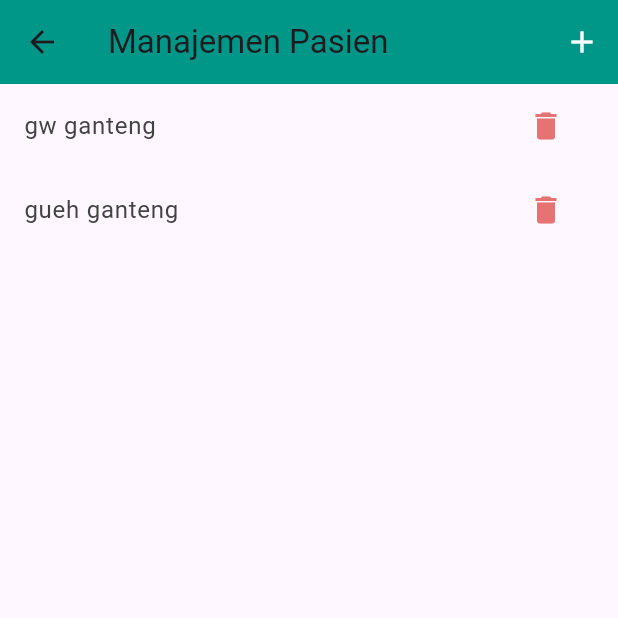
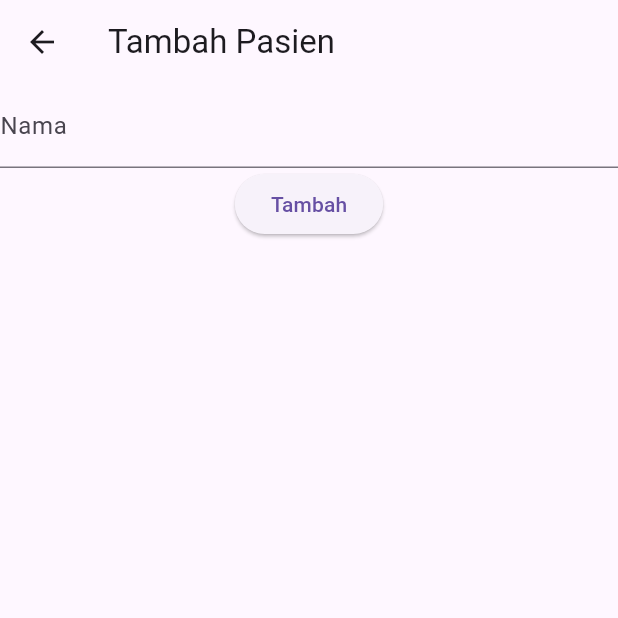
Before and after one commit to PuteratamaArazy/klmpk_mble_prgramng, a Flutter app: the PasienPage screen opened directly, after a tap on the "add" icon, on a phone screen of 412 x 824 dp, the top half of it. Run offline on Flutter 3.47's test engine with Material 3 defaults, Android fonts, the phone set to English and light mode, and no system bars; our stand-ins replace dio, shared_preferences; accounts and stored records are empty.

Commit message:
Update pasien_page.dart

```diff
--- a/lib/ui/pasien_page.dart
+++ b/lib/ui/pasien_page.dart
@@ -1,28 +1,40 @@
 import 'package:flutter/material.dart';
-import '../model/pasien.dart'; // Anda perlu mengimpor model Pasien jika ada
-import '../widget/pesan_konfirmasi.dart'; // Import widget untuk pesan konfirmasi
+import '../model/pasien.dart';
+import '../widget/pesan_konfirmasi.dart';
 
-class PasienPage extends StatelessWidget {
-  // Contoh daftar pasien (Anda dapat menggantinya dengan data dari database atau sumber data lainnya)
-  final List<Pasien> daftarPasien = [
-    Pasien(id: '1', nama: 'gw ganteng'),
-    Pasien(id: '2', nama: 'gueh ganteng'),
-  ];
+class PasienPage extends StatefulWidget {
+  PasienPage({Key? key}) : super(key: key);
 
-  PasienPage({super.key});
+  @override
+  _PasienPageState createState() => _PasienPageState();
+}
+
+class _PasienPageState extends State<PasienPage> {
+  List<Pasien> daftarPasien = [];
 
   @override
   Widget build(BuildContext context) {
     return Scaffold(
       appBar: AppBar(
-        backgroundColor: Colors.teal, // Sesuaikan warna AppBar
+        backgroundColor: Colors.teal,
         title: const Text('Manajemen Pasien'),
         actions: <Widget>[
           IconButton(
-            icon: const Icon(Icons.add, color: Colors.white), // Tambah tombol untuk menambahkan pasien
+            icon: const Icon(Icons.add, color: Colors.white),
             onPressed: () {
-              // Tambahkan fungsi navigasi ke halaman form tambah pasien
-              // Navigator.push(context, MaterialPageRoute(builder: (context) => TambahPasienForm()));
+              Navigator.push(
+                context,
+                MaterialPageRoute(
+                  builder: (context) => TambahPasienForm(
+                    onTambahPasien: (Pasien pasienBaru) {
+                      setState(() {
+                        daftarPasien.add(pasienBaru);
+                      });
+                      Navigator.pop(context);
+                    },
+                  ),
+                ),
+              );
             },
           ),
         ],
@@ -32,22 +44,21 @@ class PasienPage extends StatelessWidget {
         itemBuilder: (context, index) {
           final pasien = daftarPasien[index];
           return ListTile(
-            title: Text(pasien.nama, style: TextStyle(color: Colors.grey[800])), // Sesuaikan warna teks
+            title: Text(pasien.nama, style: TextStyle(color: Colors.grey[800])),
             trailing: IconButton(
-              icon: Icon(Icons.delete, color: Colors.red[300]), // Ubah warna ikon untuk lebih menarik
+              icon: Icon(Icons.delete, color: Colors.red[300]),
               onPressed: () {
-                // Menampilkan pesan konfirmasi sebelum menghapus
                 showDialog(
                   context: context,
                   builder: (BuildContext context) {
                     return PesanKonfirmasi(
-                      pesan: 'Apakah Anda yakin ingin menghapus ${pasien.nama}?',
+                      pesan:
+                          'Apakah Anda yakin ingin menghapus ${pasien.nama}?',
                       onKonfirmasi: () {
-                        // Hapus pasien jika konfirmasi diberikan
-                        // Tambahkan logika penghapusan data di sini
-                        // Misalnya: hapusPasien(pasien.id);
-                        // Setelah penghapusan, Anda mungkin perlu memuat ulang halaman atau mengupdate tampilan
-                        Navigator.of(context). pop();
+                        setState(() {
+                          daftarPasien.removeAt(index);
+                        });
+                        Navigator.of(context).pop();
                       },
                     );
                   },
@@ -60,3 +71,53 @@ class PasienPage extends StatelessWidget {
     );
   }
 }
+
+class TambahPasienForm extends StatefulWidget {
+  final Function(Pasien) onTambahPasien;
+
+  TambahPasienForm({required this.onTambahPasien});
+
+  @override
+  _TambahPasienFormState createState() => _TambahPasienFormState();
+}
+
+class _TambahPasienFormState extends State<TambahPasienForm> {
+  final _formKey = GlobalKey<FormState>();
+  String _nama = '';
+
+  @override
+  Widget build(BuildContext context) {
+    return Scaffold(
+      appBar: AppBar(
+        title: Text('Tambah Pasien'),
+      ),
+      body: Form(
+        key: _formKey,
+        child: Column(
+          children: [
+            TextFormField(
+              decoration: InputDecoration(labelText: 'Nama'),
+              validator: (value) {
+                if (value == null || value.isEmpty) {
+                  return 'Masukkan nama pasien';
+                }
+                return null;
+              },
+              onSaved: (value) => _nama = value!,
+            ),
+            ElevatedButton(
+              onPressed: () {
+                if (_formKey.currentState!.validate()) {
+                  _formKey.currentState!.save();
+                  Pasien pasienBaru = Pasien(id: 'id_baru', nama: _nama);
+                  widget.onTambahPasien(pasienBaru);
+                }
+              },
+              child: Text('Tambah'),
+            ),
+          ],
+        ),
+      ),
+    );
+  }
+}
```
